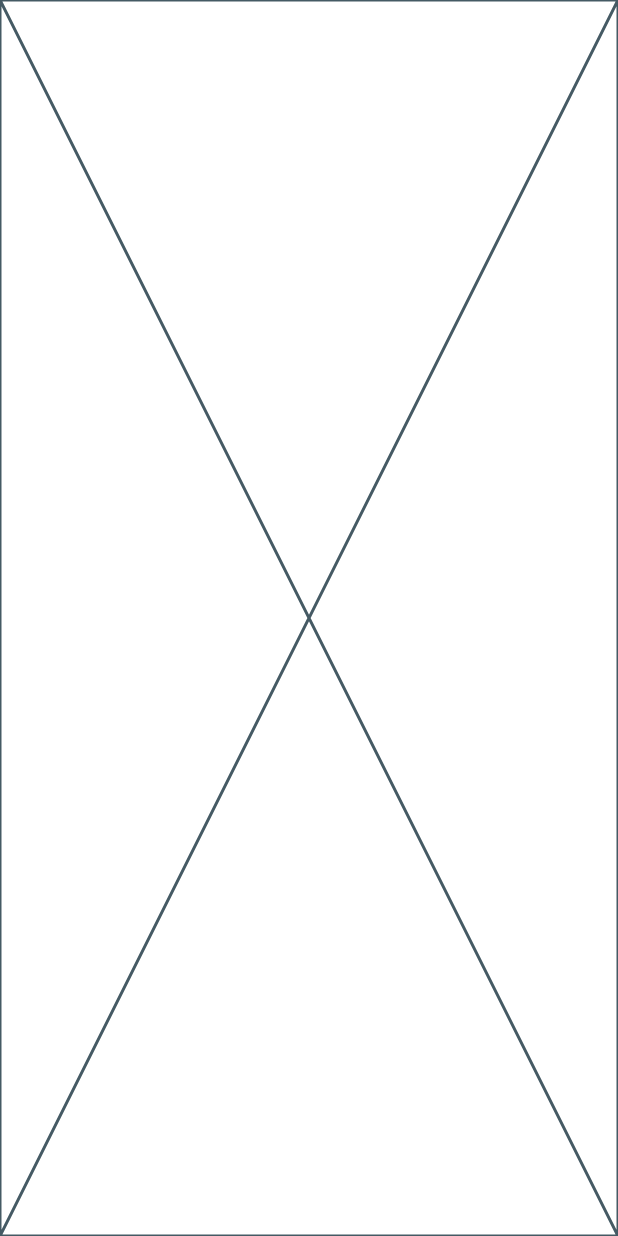
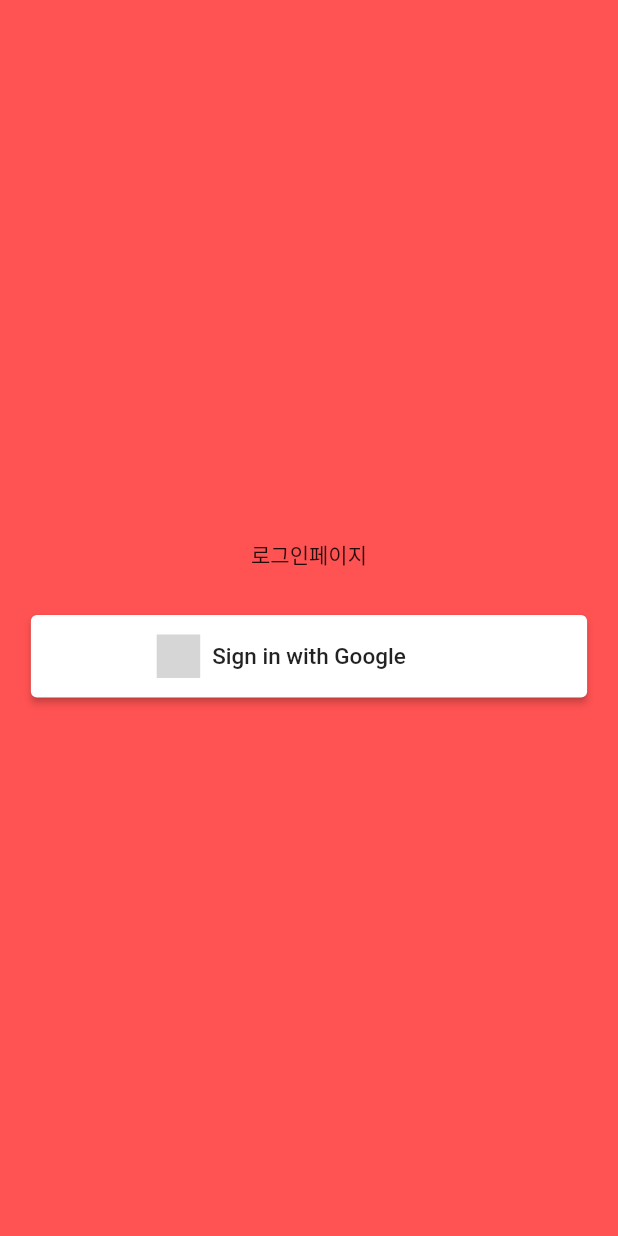
Before and after one commit to flutterkage2k/flutterfirebasequiz230129, a Flutter app: the screen it shows after launch, on a phone screen of 412 x 824 dp. Run offline on Flutter 3.47's test engine with Material 2 defaults, Android fonts, the phone set to English and light mode, and no system bars; drawn by our look-alikes of social_login_buttons; our stand-ins replace firebase_auth, firebase_core, google_sign_in; accounts and stored records are empty; grey boxes are pictures that could not be loaded.

Commit message:
google sign with firebase

```diff
--- a/lib/main.dart
+++ b/lib/main.dart
@@ -1,14 +1,17 @@
+import 'package:firebase_auth/firebase_auth.dart';
 import 'package:firebase_core/firebase_core.dart';
 import 'package:flutter/material.dart';
-
-import 'firebase_options.dart';
+import 'package:flutterfirebasequiz230129/auth/auth_service.dart';
+import 'package:flutterfirebasequiz230129/firebase_options.dart';
+import 'package:flutterfirebasequiz230129/screens/home_screen.dart';
+import 'package:flutterfirebasequiz230129/screens/login_screen.dart';
 
 Future<void> main() async {
   WidgetsFlutterBinding.ensureInitialized();
   await Firebase.initializeApp(
     options: DefaultFirebaseOptions.currentPlatform,
   );
-  runApp(MyApp());
+  runApp(const MyApp());
 }
 
 class MyApp extends StatelessWidget {
@@ -16,6 +19,26 @@ class MyApp extends StatelessWidget {
 
   @override
   Widget build(BuildContext context) {
-    return const Placeholder();
+    return MaterialApp(
+        home: StreamBuilder<User?>(
+      stream: AuthService().authState,
+      builder: (context, snapshot) {
+        if (snapshot.connectionState == ConnectionState.waiting) {
+          return const Center(
+            child: CircularProgressIndicator(),
+          );
+        } else if (snapshot.connectionState == ConnectionState.done || snapshot.connectionState == ConnectionState.active) {
+          if (snapshot.hasData) {
+            return const HomeScreen();
+          } else {
+            return const LoginScreen();
+          }
+        } else {
+          return Center(
+            child: Text('State: ${snapshot.connectionState}'),
+          );
+        }
+      },
+    ));
   }
 }
--- /dev/null
+++ b/lib/screens/login_screen.dart
@@ -0,0 +1,54 @@
+import 'package:flutter/material.dart';
+import 'package:flutterfirebasequiz230129/auth/auth_service.dart';
+import 'package:social_login_buttons/social_login_buttons.dart';
+
+class LoginScreen extends StatefulWidget {
+  const LoginScreen({Key? key}) : super(key: key);
+
+  @override
+  State<LoginScreen> createState() => _LoginScreenState();
+}
+
+class _LoginScreenState extends State<LoginScreen> {
+  bool _isLoading = false;
+
+  Future<void> _loginGoogle() async {
+    setState(() {
+      _isLoading = true;
+    });
+    await AuthService().signInWithGoogle();
+    setState(() {
+      _isLoading = false;
+    });
+  }
+
+  @override
+  Widget build(BuildContext context) {
+    Size screenSize = MediaQuery.of(context).size;
+    double width = screenSize.width;
+    return Scaffold(
+      backgroundColor: Colors.redAccent[200],
+      body: Container(
+        alignment: Alignment.center,
+        child: Column(
+          mainAxisAlignment: MainAxisAlignment.center,
+          children: [
+            Text(
+              "로그인페이지",
+            ),
+            const SizedBox(height: 30),
+            FractionallySizedBox(
+              widthFactor: 0.9,
+              child: SocialLoginButton(
+                buttonType: SocialLoginButtonType.google,
+                onPressed: () async {
+                  _loginGoogle();
+                },
+              ),
+            ),
+          ],
+        ),
+      ),
+    );
+  }
+}
```
Also changed, not shown: lib/auth/auth_service.dart (added, +33 -0 lines), lib/screens/home_screen.dart (added, +43 -0 lines), pubspec.yaml (+10 -0 lines), pubspec.lock, 4 other files.
